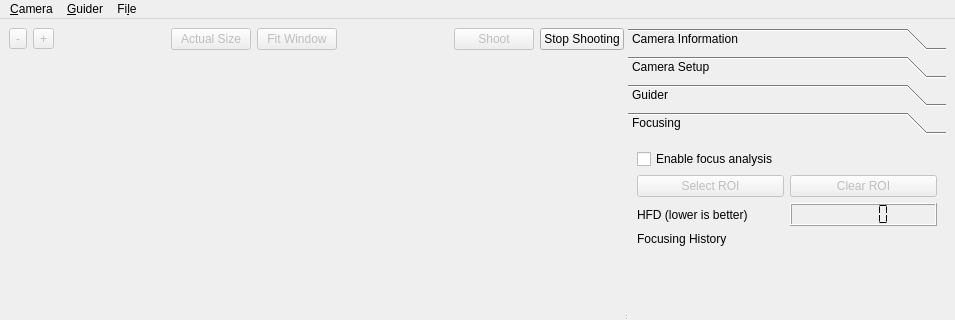
Edlward/GalaxyHunter, file dslr-qt-shooter/ui/dslr_shooter_window.ui: the form before one commit; both pictures show x 0 to 955 and y 0 to 320 of the 955 by 903 pixel window.
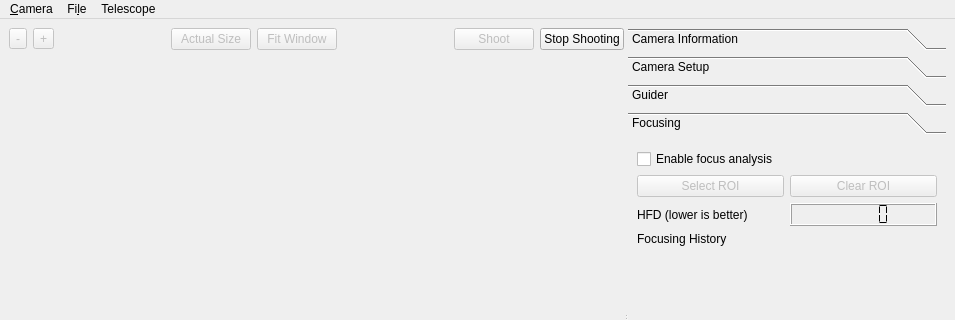
The form after the commit. Custom widgets are drawn as their Qt base class.

Commit message: ui menu refactoring; starting INDI client-server connection

```diff
--- a/dslr-qt-shooter/ui/dslr_shooter_window.ui
+++ b/dslr-qt-shooter/ui/dslr_shooter_window.ui
@@ -559,7 +559,7 @@
      <x>0</x>
      <y>0</y>
      <width>955</width>
-     <height>18</height>
+     <height>20</height>
     </rect>
    </property>
    <widget class="QMenu" name="menuCamera">
@@ -568,12 +568,6 @@
     </property>
     <addaction name="actionScan"/>
     <addaction name="actionSet_Camera"/>
-    <addaction name="actionSet_Preview_Interval"/>
-   </widget>
-   <widget class="QMenu" name="menuGuider">
-    <property name="title">
-     <string>&amp;Guider</string>
-    </property>
    </widget>
    <widget class="QMenu" name="menuFile">
     <property name="title">
@@ -583,9 +577,15 @@
     <addaction name="actionOpen_Last_Images_Folde"/>
     <addaction name="action_Quit"/>
    </widget>
+   <widget class="QMenu" name="menuTelescope">
+    <property name="title">
+     <string>Telescope</string>
+    </property>
+    <addaction name="actionConnectTelescope"/>
+   </widget>
    <addaction name="menuCamera"/>
-   <addaction name="menuGuider"/>
    <addaction name="menuFile"/>
+   <addaction name="menuTelescope"/>
   </widget>
   <action name="actionConnect_LinGuider">
    <property name="text">
```
Left out of the diff: 22 changed lines with no effect on the pictures. The commit also changes 3 other files.
